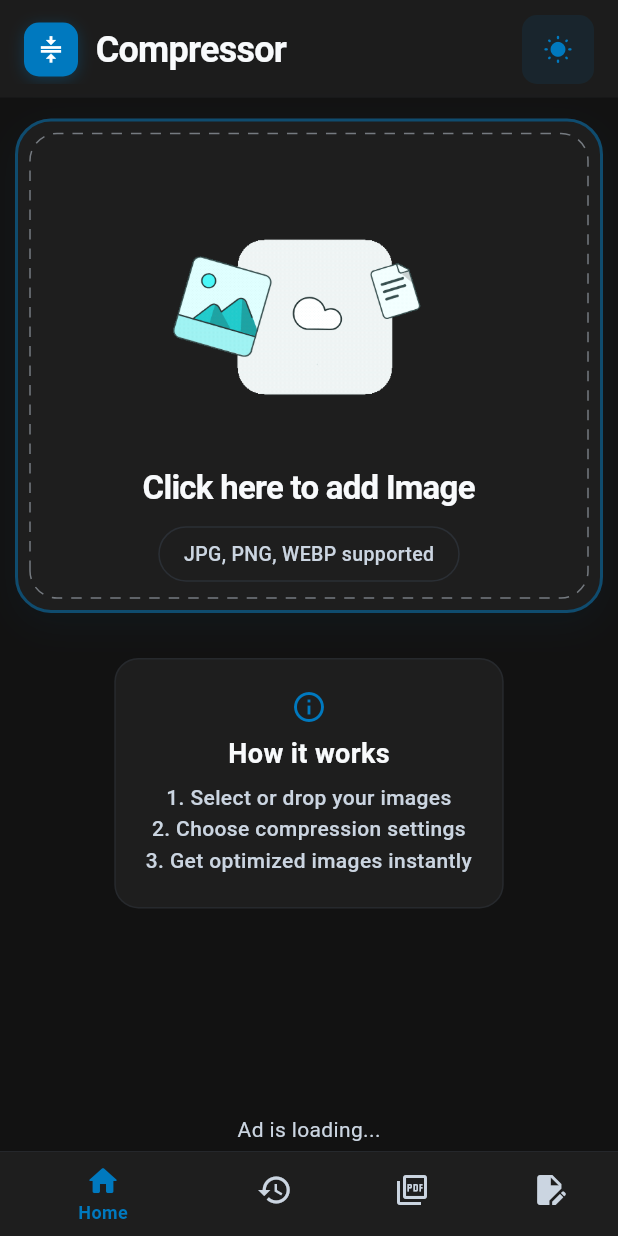
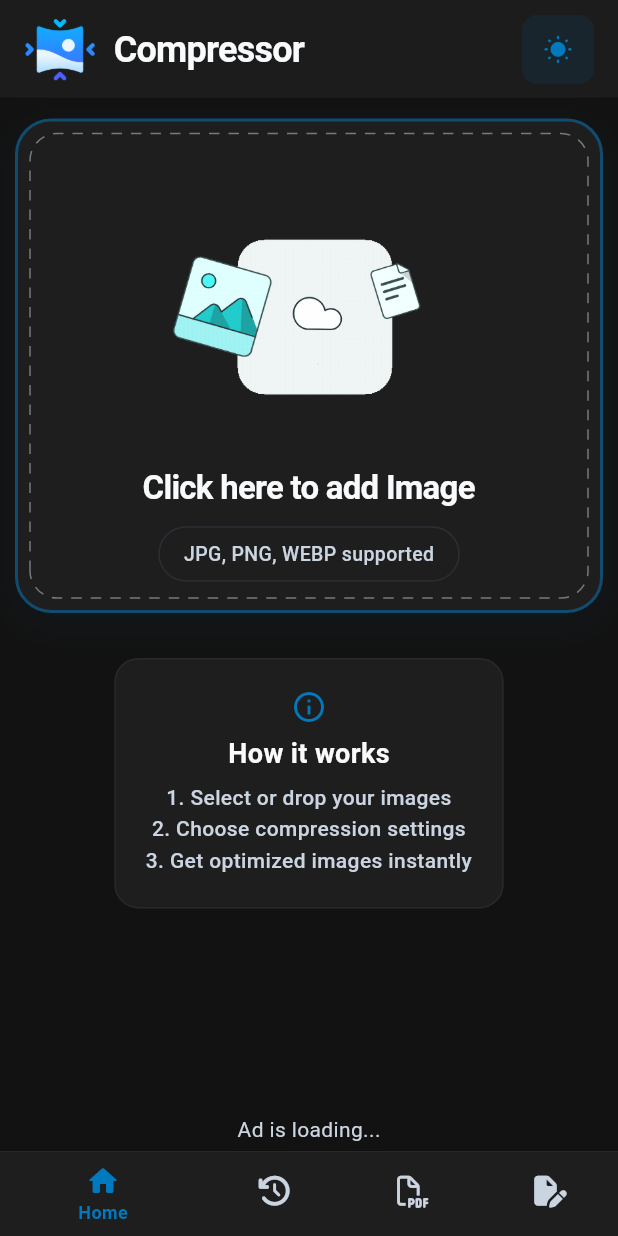
Before and after one commit to padhiarmeet/Image-Compressor, a Flutter app: the screen it shows after launch, after a tap on the "nightlight round" icon, on a phone screen of 412 x 824 dp. Run offline on Flutter 3.47's test engine with Material 3 defaults, Android fonts, the phone set to English and light mode, and no system bars; drawn by our look-alikes of dotted_border; our stand-ins replace flutter_card_swiper, flutter_image_compress, font_awesome_flutter, get, get_storage, google_mobile_ads and 5 more; missing offline and left inert: image_gallery_saver_plus, photo_manager; accounts and stored records are empty; network calls fail.

Commit message:
last update

```diff
--- a/lib/controllers/compressImageController.dart
+++ b/lib/controllers/compressImageController.dart
@@ -1,5 +1,3 @@
-
-
 import 'package:get/get.dart';
 import 'package:image_compressor/models/compressImageModel.dart';
 
--- a/lib/frontend/formate_change_screen.dart
+++ b/lib/frontend/formate_change_screen.dart
@@ -2,6 +2,7 @@ import 'dart:io';
 import 'dart:ui';
 import 'package:dotted_border/dotted_border.dart';
 import 'package:flutter/material.dart';
+import 'package:font_awesome_flutter/font_awesome_flutter.dart';
 import 'package:get/get.dart';
 import 'package:image_compressor/controllers/compressImageController.dart';
 import 'package:image_compressor/models/compressImageModel.dart';
@@ -126,7 +127,7 @@ class _ChangeFormatScreenState extends State<ChangeFormatScreen>
                                         height: 16,
                                         child: CircularProgressIndicator(strokeWidth: 2, color: Colors.white),
                                       )
-                                          : Icon(Icons.image),
+                                          : FaIcon(FontAwesomeIcons.image,size: 16),
                                       label: Text('Convert to JPG'),
                                       style: ElevatedButton.styleFrom(
                                         padding: const EdgeInsets.symmetric(vertical: 15),
@@ -150,7 +151,7 @@ class _ChangeFormatScreenState extends State<ChangeFormatScreen>
                                         height: 16,
                                         child: CircularProgressIndicator(strokeWidth: 2, color: Colors.white),
                                       )
-                                          : Icon(Icons.image_outlined),
+                                          : FaIcon(FontAwesomeIcons.solidImage,size: 16),
                                       label: Text('Convert to PNG'),
                                       style: ElevatedButton.styleFrom(
                                         padding: const EdgeInsets.symmetric(vertical: 15),
@@ -180,7 +181,7 @@ class _ChangeFormatScreenState extends State<ChangeFormatScreen>
                                         height: 16,
                                         child: CircularProgressIndicator(strokeWidth: 2, color: Colors.white),
                                       )
-                                          : Icon(Icons.web),
+                                          : FaIcon(FontAwesomeIcons.imagePortrait,size: 16),
                                       label: Text('Convert to WEBP'),
                                       style: ElevatedButton.styleFrom(
                                         padding: const EdgeInsets.symmetric(vertical: 15),
@@ -205,7 +206,7 @@ class _ChangeFormatScreenState extends State<ChangeFormatScreen>
                                         height: 16,
                                         child: CircularProgressIndicator(strokeWidth: 2, color: Colors.white),
                                       )
-                                          : Icon(Icons.image_aspect_ratio),
+                                          : FaIcon(FontAwesomeIcons.fileImage,size: 16),
                                       label: Text('Convert to BMP'),
                                       style: ElevatedButton.styleFrom(
                                         padding: const EdgeInsets.symmetric(vertical: 15),
@@ -240,7 +241,7 @@ class _ChangeFormatScreenState extends State<ChangeFormatScreen>
                                       margin: const EdgeInsets.only(bottom: 10),
                                       child: ElevatedButton.icon(
                                         onPressed: () => formatController.downloadAllFiles(),
-                                        icon: Icon(Icons.download),
+                                        icon: FaIcon(FontAwesomeIcons.download,size: 16),
                                         label: Text('Download (${formatController.convertedFiles.length})'),
                                         style: ElevatedButton.styleFrom(
                                           backgroundColor: Colors.green,
@@ -259,7 +260,7 @@ class _ChangeFormatScreenState extends State<ChangeFormatScreen>
                                       margin: const EdgeInsets.only(bottom: 10),
                                       child: ElevatedButton.icon(
                                         onPressed: () => formatController.shareAllFiles(),
-                                        icon: Icon(Icons.share),
+                                        icon: FaIcon(FontAwesomeIcons.arrowUpRightFromSquare,size: 16),
                                         label: Text('Share All'),
                                         style: ElevatedButton.styleFrom(
                                           backgroundColor: Theme.of(context).colorScheme.primary,
@@ -345,17 +346,17 @@ class _ChangeFormatScreenState extends State<ChangeFormatScreen>
                                                 children: [
                                                   IconButton(
                                                     onPressed: () => formatController.downloadFile(file),
-                                                    icon: Icon(Icons.download, size: 20),
+                                                    icon: FaIcon(FontAwesomeIcons.download,size: 18),
                                                     tooltip: 'Download',
                                                   ),
                                                   IconButton(
                                                     onPressed: () => formatController.shareFile(file),
-                                                    icon: Icon(Icons.share, size: 20),
+                                                    icon: FaIcon(FontAwesomeIcons.arrowUpRightFromSquare,size: 17),
                                                     tooltip: 'Share',
                                                   ),
                                                   IconButton(
                                                     onPressed: () => _showDeleteConfirmation(file),
-                                                    icon: Icon(Icons.delete, size: 20, color: Colors.red),
+                                                    icon: FaIcon(FontAwesomeIcons.trashCan,size: 18),
                                                     tooltip: 'Delete',
                                                   ),
                                                 ],
@@ -536,10 +537,15 @@ class _ChangeFormatScreenState extends State<ChangeFormatScreen>
               child: Column(
                 mainAxisAlignment: MainAxisAlignment.center,
                 children: [
-                  Icon(
-                    Icons.image_outlined,
+                  // Icon(
+                  //   Icons.image_outlined,
+                  //   size: 120,
+                  //   color: Theme.of(context).colorScheme.primary,
+                  // ),
+                  FaIcon(
+                    FontAwesomeIcons.image,
                     size: 120,
-                    color: Theme.of(context).colorScheme.primary,
+                    color: Theme.of(context).colorScheme.primary
                   ),
                   const SizedBox(height: 10),
                   Text(
@@ -689,7 +695,7 @@ class _ChangeFormatScreenState extends State<ChangeFormatScreen>
                                         ),
                                         child: Row(
                                           children: [
-                                            Icon(Icons.delete_outline, size: 20, color: Colors.white),
+                                            FaIcon(FontAwesomeIcons.trashCan,size: 16,color: Colors.white,),
                                             SizedBox(width: 5),
                                             Text("Remove", style: TextStyle(color: Colors.white, fontWeight: FontWeight.bold)),
                                           ],
@@ -711,9 +717,9 @@ class _ChangeFormatScreenState extends State<ChangeFormatScreen>
                                         ),
                                         child: Row(
                                           children: [
-                                            Icon(Icons.edit_outlined, size: 20, color: Colors.white),
+                                            FaIcon(FontAwesomeIcons.pen,size: 15,color: Colors.white,),
                                             SizedBox(width: 5),
-                                            Text("Edit ", style: TextStyle(color: Colors.white, fontWeight: FontWeight.bold)),
+                                            Text("Edit  ", style: TextStyle(color: Colors.white, fontWeight: FontWeight.bold)),
                                           ],
                                         ),
                                       ),
--- a/lib/frontend/history_screen.dart
+++ b/lib/frontend/history_screen.dart
@@ -1,5 +1,6 @@
 import 'dart:io';
 import 'package:flutter/material.dart';
+import 'package:font_awesome_flutter/font_awesome_flutter.dart';
 import 'package:get/get.dart';
 import 'package:image_compressor/controllers/compressImageController.dart';
 import 'package:image_compressor/controllers/database_controller.dart';
@@ -40,11 +41,12 @@ class _HistoryScreenState extends State<HistoryScreen> {
             child: Column(
               mainAxisAlignment: MainAxisAlignment.center,
               children: [
-                Icon(
-                  Icons.history,
-                  size: 48,
-                  color: Theme.of(context).colorScheme.primary,
-                ),
+                // Icon(
+                //   Icons.history,
+                //   size: 48,
+                //   color: Theme.of(context).colorScheme.primary,
+                // ),
+                FaIcon(FontAwesomeIcons.clockRotateLeft,size: 48,color: Theme.of(context).colorScheme.primary,),
                 const SizedBox(height: 16),
                 Text(
                   'No History Yet',
@@ -283,8 +285,9 @@ class _HistoryScreenState extends State<HistoryScreen> {
                                               ),
                                             ),
                                             Expanded(
-                                              child: Icon(
-                                                Icons.arrow_forward,
+                                              child:
+                                              Icon(
+                                                Icons.arrow_forward_outlined,
                                                 color: Theme.of(context).colorScheme.primary,
                                                 size: 14,
                                               ),
@@ -343,9 +346,10 @@ class _HistoryScreenState extends State<HistoryScreen> {
                                       height: 34,
                                       child: TextButton.icon(
                                         onPressed: () => _handleDownload(item.filePath),
-                                        icon: Icon(
+                                        icon:
+                                        Icon(
                                           Icons.download_outlined,
-                                          size: 14,
+                                          size: 16,
                                           color: Theme.of(context).colorScheme.onSurfaceVariant,
                                         ),
                                         label: Text(
@@ -375,7 +379,7 @@ class _HistoryScreenState extends State<HistoryScreen> {
                                       child: ElevatedButton.icon(
                                         onPressed: () => _handleShare(item.filePath),
                                         icon: Icon(
-                                          Icons.share_outlined,
+                                          Icons.share,
                                           size: 14,
                                           color: Theme.of(context).colorScheme.onPrimary,
                                         ),
--- a/lib/frontend/layout_page_screen.dart
+++ b/lib/frontend/layout_page_screen.dart
@@ -1,12 +1,12 @@
 import 'dart:io';
 import 'dart:ui';
 import 'package:flutter/material.dart';
+import 'package:font_awesome_flutter/font_awesome_flutter.dart';
 import 'package:get/get.dart';
 import 'package:image_compressor/controllers/themeController.dart';
 import 'package:image_compressor/frontend/formate_change_screen.dart';
 import 'package:image_compressor/frontend/homePage.dart';
 import 'package:image_compressor/frontend/pdf_screen.dart';
-
 import '../controllers/page_view_cntroller.dart';
 import 'history_screen.dart';
 
@@ -49,36 +49,31 @@ class _LayoutScreenState extends State<LayoutScreen> with TickerProviderStateMix
                 child: Row(
                   children: [
                     Container(
-                      width: 36,
-                      height: 36,
-                      decoration: BoxDecoration(
-                        color: Theme.of(context).colorScheme.primary,
-                        borderRadius: BorderRadius.circular(10),
-                        boxShadow: [
-                          BoxShadow(
-                            color: Theme.of(
-                              context,
-                            ).colorScheme.primary.withOpacity(0.3),
-                            blurRadius: 8,
-                            offset: const Offset(0, 2),
-                          ),
-                        ],
-                      ),
-                      child: const Icon(
-                        Icons.compress,
-                        color: Colors.white,
-                        size: 20,
-                      ),
+                      width: 48,
+                      height: 48,
+                      child: Image.asset('assets/app_icon/app_iconV3.png')
                     ),
                     const SizedBox(width: 12),
-                    Text(
-                      'Compressor',
+                    Obx(
+
+                      () {
+                        String title = pageViewController.currentPageIndex == 0
+                            ? 'Compressor'
+                            : pageViewController.currentPageIndex == 1
+                            ? 'History'
+                            : pageViewController.currentPageIndex == 2
+                            ? 'PDF Maker'
+                            : 'Change Format';
+                        return Text(
+                          title,
                           style: TextStyle(
                             color: Theme.of(context).colorScheme.onBackground,
                             fontSize: 24,
                             fontWeight: FontWeight.w700,
                             letterSpacing: -0.5,
                           ),
+                        );
+                      },
                     ),
                   ],
                 ),
@@ -179,17 +174,17 @@ class _LayoutScreenState extends State<LayoutScreen> with TickerProviderStateMix
                 ),
                 BottomNavigationBarItem(
                   activeIcon: Icon(Icons.history_rounded),
-                  icon: Icon(Icons.history_outlined),
+                  icon: FaIcon(FontAwesomeIcons.clockRotateLeft,size: 20,),
                   label: 'History',
                 ),
                 BottomNavigationBarItem(
-                  activeIcon: Icon(Icons.picture_as_pdf_rounded),
-                  icon: Icon(Icons.picture_as_pdf_outlined),
+                  activeIcon: FaIcon(FontAwesomeIcons.solidFilePdf,size: 18,),
+                  icon: FaIcon(FontAwesomeIcons.filePdf,size: 20,),
                   label: 'Convert to PDF',
                 ),
                 BottomNavigationBarItem(
                   activeIcon: Icon(Icons.edit_document),
-                  icon: Icon(Icons.edit_document),
+                  icon: FaIcon(FontAwesomeIcons.filePen,size: 20,),
                   label: 'Change Format',
                 ),
               ],
--- a/lib/frontend/pdf_screen.dart
+++ b/lib/frontend/pdf_screen.dart
@@ -3,6 +3,7 @@ import 'dart:ui';
 import 'package:dotted_border/dotted_border.dart';
 import 'package:flutter/material.dart';
 import 'package:flutter_card_swiper/flutter_card_swiper.dart';
+import 'package:font_awesome_flutter/font_awesome_flutter.dart';
 import 'package:get/get.dart';
 import 'package:image_compressor/controllers/compressImageController.dart';
 import 'package:image_compressor/controllers/pdf_view_controller.dart';
@@ -117,6 +118,10 @@ class _PdfScreenState extends State<PdfScreen> with TickerProviderStateMixin {
                 if (!hasOriginalImages.value) ...[
                   const SizedBox(height: 30),
                   _buildInstructions(context),
+                  Spacer(),
+                  Center(
+                      child: BannerAdWidget(adUnitId: "ca-app-pub-3940256099942544/6300978111")
+                  ),
                 ],
                 Column(
                   children: [
@@ -128,7 +133,8 @@ class _PdfScreenState extends State<PdfScreen> with TickerProviderStateMixin {
                        onPressed: hasOriginalImages.value
                            ? () => pdfController.generatePdf()
                            : null,
-                       icon: Icon(Icons.picture_as_pdf),
+                       // icon: Icon(Icons.picture_as_pdf_rounded),
+                       icon: FaIcon(FontAwesomeIcons.solidFilePdf,size: 20),
                        label: Text('Convert to PDF'),
                        style: ElevatedButton.styleFrom(
                          padding: const EdgeInsets.symmetric(vertical: 15),
@@ -166,14 +172,14 @@ class _PdfScreenState extends State<PdfScreen> with TickerProviderStateMixin {
                                          height: 20,
                                          child: CircularProgressIndicator(strokeWidth: 2),
                                        )
-                                           : Icon(Icons.download),
+                                           : FaIcon(FontAwesomeIcons.download,size: 16),
                                        label: Text(
                                            pdfController.isDownloading.value
                                                ? 'Downloading...'
                                                : 'Download (${pdfController.pdfFiles.length})'
                                        ),
                                        style: ElevatedButton.styleFrom(
-                                         backgroundColor: Colors.green,
+                                         backgroundColor: Colors.green[500],
                                          foregroundColor: Colors.white,
                                          padding: const EdgeInsets.symmetric(vertical: 15),
                                          shape: RoundedRectangleBorder(
@@ -189,7 +195,7 @@ class _PdfScreenState extends State<PdfScreen> with TickerProviderStateMixin {
                                      margin: const EdgeInsets.only(bottom: 10),
                                      child: ElevatedButton.icon(
                                        onPressed: () => pdfController.shareAllPdfs(),
-                                       icon: Icon(Icons.share),
+                                       icon: FaIcon(FontAwesomeIcons.arrowUpRightFromSquare,size: 16),
                                        label: Text('Share All PDFs'),
                                        style: ElevatedButton.styleFrom(
                                          backgroundColor: Theme.of(context).colorScheme.primary,
@@ -239,11 +245,7 @@ class _PdfScreenState extends State<PdfScreen> with TickerProviderStateMixin {
                                           child: Column(
                                             mainAxisAlignment: MainAxisAlignment.center,
                                             children: [
-                                              Icon(
-                                                Icons.picture_as_pdf,
-                                                size: 30,
-                                                color: Colors.red,
-                                              ),
+                                              FaIcon(FontAwesomeIcons.solidFilePdf,size: 25,color: Colors.red,),
                                               const SizedBox(height: 5),
                                               Text(
                                                 fileName,
@@ -256,12 +258,12 @@ class _PdfScreenState extends State<PdfScreen> with TickerProviderStateMixin {
                                                 children: [
                                                   IconButton(
                                                     onPressed: () => pdfController.downloadPdf(pdfFile),
-                                                    icon: Icon(Icons.download, size: 20),
+                                                    icon: FaIcon(FontAwesomeIcons.download,size: 18),
                                                     tooltip: 'Download',
                                                   ),
                                                   IconButton(
                                                     onPressed: () => pdfController.sharePdf(pdfFile),
-                                                    icon: Icon(Icons.share, size: 20),
+                                                    icon: FaIcon(FontAwesomeIcons.arrowUpRightFromSquare,size: 17),
                                                     tooltip: 'Share',
                                                   ),
                                                   IconButton(
@@ -275,7 +277,8 @@ class _PdfScreenState extends State<PdfScreen> with TickerProviderStateMixin {
                                                         pdfController.removePdf(index);
                                                       }
                                                     },
-                                                    icon: Icon(Icons.delete, size: 20, color: Colors.red),
+                                                    // icon: Icon(Icons.delete, size: 20, color: Colors.red),
+                                                    icon: FaIcon(FontAwesomeIcons.trashCan,size: 18),
                                                     tooltip: 'Delete',
                                                   ),
                                                 ],
@@ -287,12 +290,6 @@ class _PdfScreenState extends State<PdfScreen> with TickerProviderStateMixin {
                                     ),
                                   ),
                                 ],
-                                if (pdfController.pdfFiles.length < 1) ...[
-                                  Spacer(),
-                                  Center(
-                                      child: BannerAdWidget(adUnitId: "ca-app-pub-3940256099942544/6300978111")
-                                  ),
-                                ]
                               ],
                             ),
                           );
@@ -513,11 +510,7 @@ class _PdfScreenState extends State<PdfScreen> with TickerProviderStateMixin {
                                           ),
                                           child: Row(
                                             children: [
-                                              Icon(
-                                                Icons.delete_outline,
-                                                size: 20,
-                                                color: Colors.white,
-                                              ),
+                                              FaIcon(FontAwesomeIcons.trashCan,size: 16,color: Colors.white,),
                                               SizedBox(width: 5),
                                               Text(
                                                 "Remove",
@@ -545,11 +538,7 @@ class _PdfScreenState extends State<PdfScreen> with TickerProviderStateMixin {
                                           ),
                                           child: Row(
                                             children: [
-                                              Icon(
-                                                Icons.edit_outlined, // Changed icon
-                                                size: 20,
-                                                color: Colors.white,
-                                              ),
+                                              FaIcon(FontAwesomeIcons.pen,size: 15,color: Colors.white,),
                                               SizedBox(width: 5),
                                               Text(
                                                 "Edit  ",
--- a/lib/main.dart
+++ b/lib/main.dart
@@ -10,6 +10,7 @@ import 'package:image_compressor/frontend/layout_page_screen.dart';
 import 'package:image_compressor/theme/theme.dart';
 import 'controllers/compressImageController.dart';
 import 'controllers/themeController.dart';
+import 'controllers/reward_controller.dart';
 
 void main() async{
   WidgetsFlutterBinding.ensureInitialized();
@@ -21,7 +22,7 @@ void main() async{
 class MyApp extends StatelessWidget {
   const MyApp({super.key});
 
-  // This widget is the root of your application.
+
   @override
   Widget build(BuildContext context) {
 
@@ -29,11 +30,13 @@ class MyApp extends StatelessWidget {
     final pageViewController = Get.put(PageViewController());
     final databaseController = Get.put(DatabaseController());
     final imageController = Get.put(ImageController());
+    final rewardController = Get.put(RewardController());
 
     return GetMaterialApp(
       title: 'Flutter Demo',
       theme: lightMode,
       darkTheme: darkMode,
+      debugShowCheckedModeBanner: false,
       themeMode: themeController.isDarkMode? ThemeMode.dark : ThemeMode.light ,
       home: LayoutScreen(),
       // home: CarouselExampleApp(),
```
Also changed, not shown: lib/backend/temp1.dart (deleted, +0 -138 lines), lib/controllers/pdf_view_controller.dart (+7 -2 lines), lib/controllers/reward_controller.dart (+28 -4 lines), lib/custom_widgets/home_page_widgets/home_page_widget.dart (deleted, +0 -15 lines), lib/frontend/homePage.dart (+13 -20 lines), lib/models/compressImageModel.dart (+202 -78 lines), lib/services/reward_ad_service.dart (+11 -8 lines), pubspec.yaml (+14 -8 lines), assets/app_icon/app_iconV3.png (added), assets/app_icon/monomericIconV3.png (added), pubspec.lock, 29 other files. Lines whose indentation alone changed are shown as unchanged.
